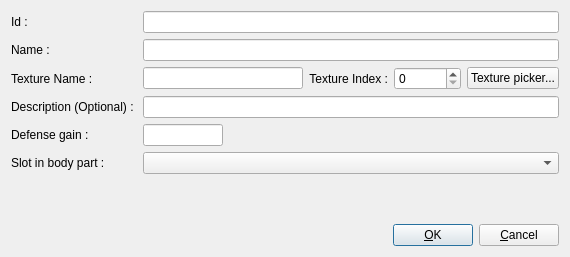
First picture: the form in itemEditor/src/editArmorItemForm.ui, repository jeremydumais/TheWarrior, before the edit.
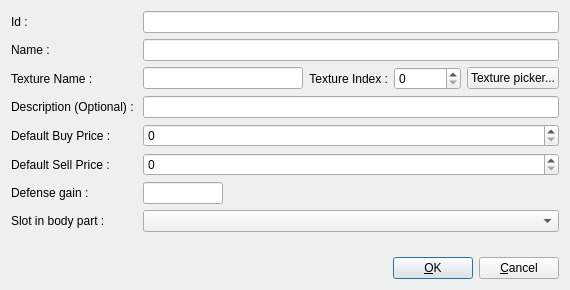
Second picture: the form after the edit. Icons and pictures are not drawn.

Commit message: feat: Add default item buy and sell prices

Diff of the .ui file:
```diff
--- a/itemEditor/src/editArmorItemForm.ui
+++ b/itemEditor/src/editArmorItemForm.ui
@@ -7,7 +7,7 @@
     <x>0</x>
     <y>0</y>
     <width>570</width>
-    <height>257</height>
+    <height>290</height>
    </rect>
   </property>
   <property name="windowTitle">
@@ -120,21 +120,21 @@
        </item>
       </layout>
      </item>
-     <item row="5" column="0">
+     <item row="7" column="0">
       <widget class="QLabel" name="labelAttackGain">
        <property name="text">
         <string>Defense gain :</string>
        </property>
       </widget>
      </item>
-     <item row="6" column="0">
+     <item row="8" column="0">
       <widget class="QLabel" name="label_6">
        <property name="text">
         <string>Slot in body part :</string>
        </property>
       </widget>
      </item>
-     <item row="5" column="1">
+     <item row="7" column="1">
       <widget class="QLineEdit" name="lineEditDefenseGain">
        <property name="maximumSize">
         <size>
@@ -144,7 +144,7 @@
        </property>
       </widget>
      </item>
-     <item row="6" column="1">
+     <item row="8" column="1">
       <widget class="QComboBox" name="comboBoxSlotInBodyPart"/>
      </item>
      <item row="4" column="0">
@@ -157,6 +157,34 @@
      <item row="4" column="1">
       <widget class="QLineEdit" name="lineEditOptionalDescription"/>
      </item>
+     <item row="5" column="0">
+      <widget class="QLabel" name="label_7">
+       <property name="text">
+        <string>Default Buy Price :</string>
+       </property>
+      </widget>
+     </item>
+     <item row="6" column="0">
+      <widget class="QLabel" name="label_8">
+       <property name="text">
+        <string>Default Sell Price :</string>
+       </property>
+      </widget>
+     </item>
+     <item row="5" column="1">
+      <widget class="QSpinBox" name="spinBoxDefaultBuyPrice">
+       <property name="maximum">
+        <number>999</number>
+       </property>
+      </widget>
+     </item>
+     <item row="6" column="1">
+      <widget class="QSpinBox" name="spinBoxDefaultSellPrice">
+       <property name="maximum">
+        <number>999</number>
+       </property>
+      </widget>
+     </item>
     </layout>
    </item>
   </layout>
```
Left out of the diff: 2 changed lines with no effect on the pictures. The commit also changes 23 other files.
